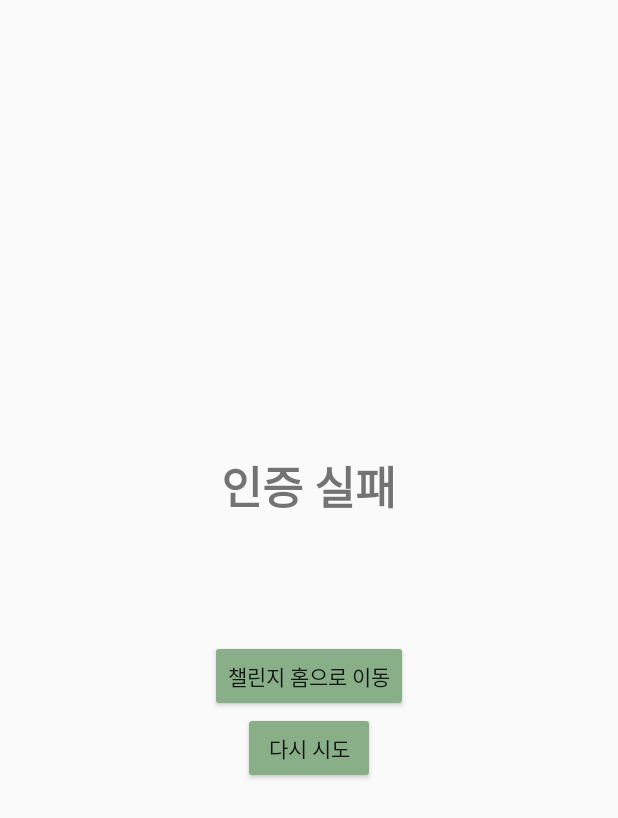
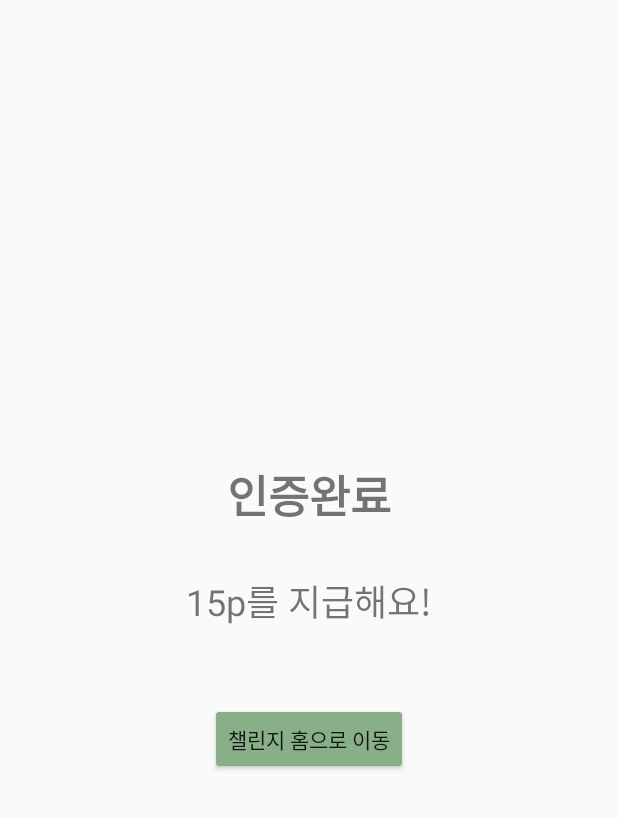
Before and after one commit to saitama-3/GURU2_10, an Android app: the CertificationCompleteActivity screen opened directly, with no data from a screen before it, on a phone screen of 412 x 824 dp. Shown: the top 818 px of the screen. Run offline under Robolectric (Android 15) with nearby library versions, the phone set to English and light mode, and no system bars; 1 statement that could not run was skipped.

Commit message:
mp text change, mlkit_ocr add, certificationcompleteactivity change, tumblerchallengeactivity change

```diff
--- a/app/src/main/java/com/example/guru2_10/CertificationCompleteActivity.kt
+++ b/app/src/main/java/com/example/guru2_10/CertificationCompleteActivity.kt
@@ -6,53 +6,35 @@ import android.widget.TextView
 import android.view.View
 import android.widget.Button
 import android.content.Intent
-import android.content.SharedPreferences
 
 class CertificationCompleteActivity : AppCompatActivity() {
 
-    private lateinit var sharedPreferences: SharedPreferences
-    private val POINTS_KEY = "total_points" // SharedPreferences 키 값
-    private val POINTS_AWARDED = 15 // 지급되는 포인트
+    //DB관련 변수 선언
+    private lateinit var dbManager: DBManager
+    private lateinit var userId: String
 
     override fun onCreate(savedInstanceState: Bundle?) {
         super.onCreate(savedInstanceState)
-        setContentView(R.layout.activity_certification_complete) // 인증완료 화면의 XML 연결
+        setContentView(R.layout.activity_certification_complete)
 
-        // SharedPreferences 초기화
-        sharedPreferences = getSharedPreferences("TrashChallengePrefs", MODE_PRIVATE)
+        //DBManager 초기화 및 사용자 ID 가져오기
+        dbManager = DBManager(this, "userPointsDB",null,1)
+        userId =  getUserIdFromSharedPreferences()
 
         // 인증완료 텍스트와 포인트 지급 텍스트를 설정
         val txtCertificationComplete: TextView = findViewById(R.id.txt_certification_status)
         val txtPointsAwarded: TextView = findViewById(R.id.txt_points)
-        val btnRetry: Button = findViewById(R.id.btn_retry) // "다시 시도" 버튼
         val btnGoHome: Button = findViewById(R.id.btn_go_home) // "챌린지 홈으로 가기" 버튼
 
+        // 인증 성공
+        txtCertificationComplete.text = "인증완료"
+        txtPointsAwarded.text = "15p를 지급해요!"
+        txtPointsAwarded.visibility = View.VISIBLE
 
-        // 인증 결과 확인
-        val isSuccess = intent.getBooleanExtra("isSuccess", false)
 
-        if (isSuccess) {
-            // 인증 성공
-            txtCertificationComplete.text = "인증완료"
-            txtPointsAwarded.text = "$POINTS_AWARDED p를 지급해요!"
-            txtPointsAwarded.visibility = View.VISIBLE
-            btnRetry.visibility = View.GONE
+        //DB에 사용자 포인트 업데이트
+        dbManager.updateUserPoints(userId, 15)
 
-            // 포인트 지급 처리 (마이페이지에서 확인 가능)
-            updatePoints(POINTS_AWARDED)
-        } else {
-            // 인증 실패
-            txtCertificationComplete.text = "인증 실패"
-            txtPointsAwarded.visibility = View.GONE
-            btnRetry.visibility = View.VISIBLE
-
-            // "다시 시도" 버튼 클릭 이벤트
-            btnRetry.setOnClickListener {
-                // 인증을 다시 시도하려면 이전 화면으로 돌아가기
-                val intent = Intent(this, TumblerOCRActivity::class.java)
-                startActivity(intent)
-                finish() // 이전 화면으로 돌아가기
-            }
 
             // "챌린지 홈으로 가기" 버튼 클릭 이벤트
             btnGoHome.setOnClickListener {
@@ -61,14 +43,11 @@ class CertificationCompleteActivity : AppCompatActivity() {
                 startActivity(intent)
                 finish()
             }
-        }
     }
 
-    // 포인트 업데이트 함수
-    private fun updatePoints(points: Int) {
-        val editor = sharedPreferences.edit()
-        val currentPoints = sharedPreferences.getInt(POINTS_KEY, 0)
-        editor.putInt(POINTS_KEY, currentPoints + points)
-        editor.apply()
+    //SharedPreferences에서 사용자 ID 가져오기
+    private fun getUserIdFromSharedPreferences(): String {
+        val sharedPreferences = getSharedPreferences("userPrefs", MODE_PRIVATE)
+        return  sharedPreferences.getString("userId", "Guest") ?: "Guest"
     }
 }
--- a/app/src/main/java/com/example/guru2_10/TumblerChallengeActivity.kt
+++ b/app/src/main/java/com/example/guru2_10/TumblerChallengeActivity.kt
@@ -17,7 +17,7 @@ class TumblerChallengeActivity : AppCompatActivity() {
         // 버튼 클릭 이벤트 처리
         btnCertify.setOnClickListener {
             // 인증 화면으로 이동
-            val intent = Intent(this, TumblerOCRActivity::class.java)
+            val intent = Intent(this, MlkitActivity::class.java)
             startActivity(intent)
         }
     }
--- a/app/src/main/res/layout/activity_mypage.xml
+++ b/app/src/main/res/layout/activity_mypage.xml
@@ -75,8 +75,8 @@
             android:layout_marginLeft="10dp"
             android:layout_width="wrap_content"
             android:layout_height="wrap_content"
-            android:text='※ 포인트 교환 방법\n- 챌린지나 퀴즈에 참여하여 포인트를 모을 수있습니다.\n- 1000p를 모으면 환경 관련 굿즈 제공를 해드립니다.\n- "포인트 교환하러가기" 버튼을 눌러 포인트 교환이 가능합니다.
-\n\n※ 환경 관련 굿즈 수령 방법 \n- 교환 완료창이 나오면 캡쳐합니다.\n- 0사무실에 오셔서 캡쳐 화면을 보여주시고 수령하시면 됩니다.'/>
+            android:text='※ 포인트 교환 방법\n1. 챌린지나 퀴즈에 참여하여 포인트 적립 가능합니다.\n2. 1000p 이상 모으면 환경 관련 굿즈 제공합니다.\n3. "포인트 교환하러가기" 버튼 클릭하여 교환 가능합니다.
+\n\n※ 환경 관련 굿즈 수령 방법 \n1. 교환 완료창 캡쳐하여 저장합니다.\n2. 0사무실 방문 후 캡쳐 화면 제시하여 수령 가능합니다.'/>
 
         <Button
             android:layout_marginTop="30dp"
```
Also changed, not shown: app/src/main/java/com/example/guru2_10/MlkitActivity.kt (added, +131 -0 lines), app/src/main/res/layout/activity_mlkit.xml (added, +22 -0 lines).
